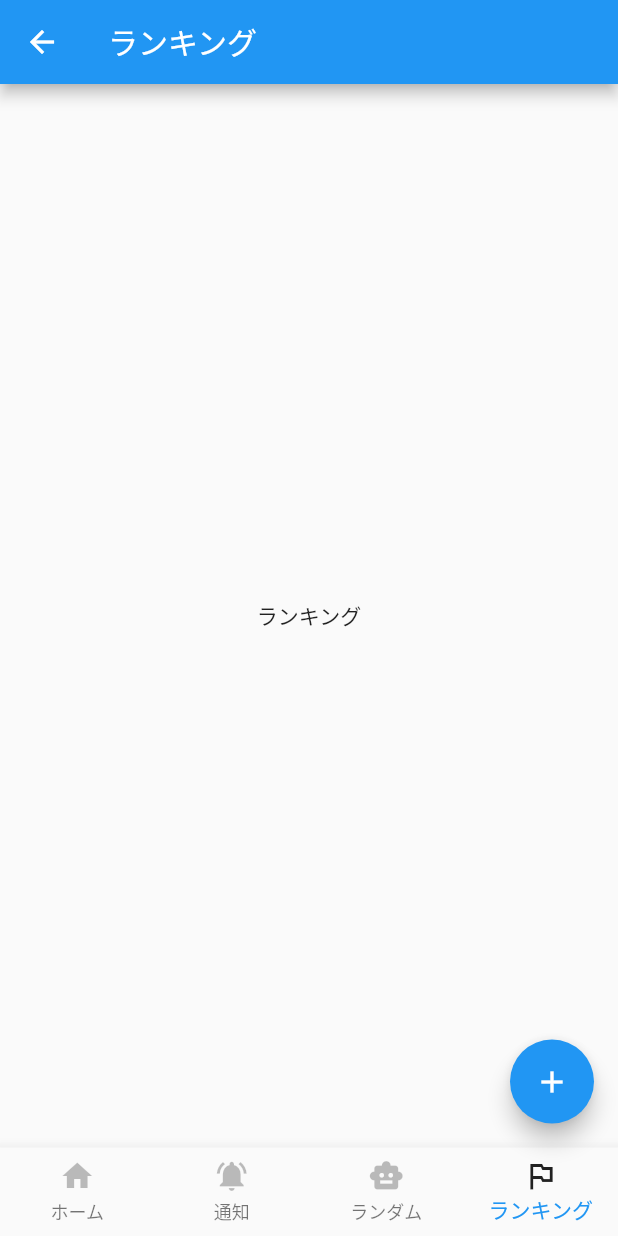
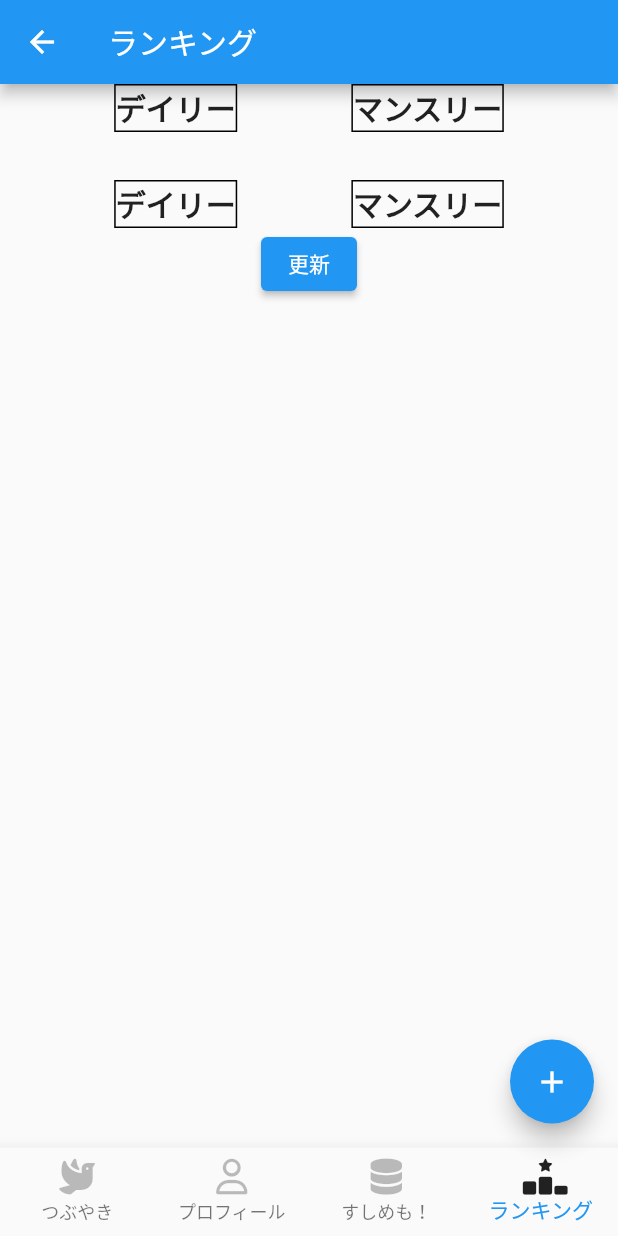
Before and after one commit to kawasaki-create/LocalSushiMemo, a Flutter app: the RootWidget screen opened directly with empty values, item 4 of the bottom bar chosen, on a phone screen of 412 x 824 dp. Run offline on Flutter 3.47's test engine with Material 2 defaults, Android fonts, the phone set to English and light mode, and no system bars; our stand-ins replace cloud_firestore, firebase_auth, firebase_core, font_awesome_flutter, like_button, material_design_icons_flutter; missing offline and left inert: universal_html; accounts and stored records are empty.

Commit message:
プロフ欄とランキング作成途中

```diff
--- a/lib/result.dart
+++ b/lib/result.dart
@@ -1,5 +1,7 @@
 import 'package:flutter/material.dart';
+import 'package:sushi_memo_sns/root.dart';
 import 'package:sushi_memo_sns/routes/roulette_route.dart';
+import 'package:firebase_auth/firebase_auth.dart';
 class casherResult extends StatefulWidget {
   casherResult(this.ateList);
   List ateList;
@@ -12,6 +14,8 @@ class casherResult extends StatefulWidget {
 class _casherResultState extends State<casherResult> {
   _casherResultState(this.ateList);
   List ateList;
+
+
 
   @override
   Widget build(BuildContext context) {
@@ -61,10 +65,12 @@ class _casherResultState extends State<casherResult> {
             ),
             Text('\n\n付与しました\n\n'),
             ElevatedButton(
-              child: Text('ログインページへ移動'),
-              onPressed: (){
+              child: Text('最初のページへ移動'),
+              onPressed: () async{
+                final user = FirebaseAuth.instance
+                .currentUser;
                 Navigator.push(context,MaterialPageRoute(
-                    builder:(context) => Roulette()
+                    builder:(context) => RootWidget(user!)
                 ));
               },
             ),
--- a/lib/root.dart
+++ b/lib/root.dart
@@ -1,11 +1,12 @@
 import 'package:firebase_auth/firebase_auth.dart';
 import 'package:firebase_core/firebase_core.dart';
 import 'package:flutter/material.dart';
-import 'package:sushi_memo_sns/routes/game_route.dart';
+import 'package:sushi_memo_sns/routes/rank_route.dart';
 import 'package:sushi_memo_sns/routes/home_route.dart';
 import 'package:sushi_memo_sns/routes/notice_route.dart';
 import 'package:sushi_memo_sns/routes/roulette_route.dart';
 import 'package:sushi_memo_sns/post_page.dart';
+import 'package:font_awesome_flutter/font_awesome_flutter.dart';
 
 class RootWidget extends StatefulWidget {
   // 引数からユーザー情報を受け取る
@@ -28,24 +29,24 @@ class _RootWidget extends State<RootWidget> {
 
   //アイコン情報
   static const _RootWidgetIcons = [
-    Icons.home,
-    Icons.notifications_active,
-    Icons.smart_toy,
-    Icons.outlined_flag,
+    FontAwesomeIcons.dove,
+    FontAwesomeIcons.user,
+    FontAwesomeIcons.database,
+    FontAwesomeIcons.rankingStar,
   ];
     //アイコン文字列
   static const _RootWidgetItemNames = [
-    'ホーム',
-    '通知',
-    'ランダム',
+    'つぶやき',
+    'プロフィール',
+    'すしめも！',
     'ランキング',
   ];
 
   var _routes = [
     Home(),
-    Notice(),
+    Profile(),
     Roulette(),
-    Game(),
+    Ranking(),
   ];
   @override
   void initState() {
--- a/lib/routes/game_route.dart
+++ /dev/null
@@ -1,14 +0,0 @@
-import 'package:flutter/material.dart';
-
-class Game extends StatelessWidget{
-  @override
-  Widget build(BuildContext context) {
-    return Scaffold(
-      appBar: AppBar(
-        title: Text("ランキング"),
-      ),
-      body: Center(child: Text("ランキング")
-      ),
-    );
-  }
-}
--- a/lib/routes/notice_route.dart
+++ b/lib/routes/notice_route.dart
@@ -1,15 +1,25 @@
 import 'package:flutter/material.dart';
 import 'package:firebase_auth/firebase_auth.dart';
 
-class Notice extends StatelessWidget{
+class Profile extends StatefulWidget {
 
+  @override
+  _ProfileState createState() => _ProfileState();
+}
+
+class _ProfileState extends State<Profile> {
   @override
   Widget build(BuildContext context) {
     return Scaffold(
       appBar: AppBar(
-        title: Text("通知"),
+        title: Text("プロフィール"),
       ),
-      body: Center(child: Text("Coming Soon")
+      body: Center(
+        child: Column(
+          children: [
+            Text(''),
+          ],
+        ),
       ),
     );
   }
--- /dev/null
+++ b/lib/routes/rank_route.dart
@@ -0,0 +1,112 @@
+import 'package:flutter/material.dart';
+import 'package:firebase_auth/firebase_auth.dart';
+import 'package:cloud_firestore/cloud_firestore.dart';
+
+
+class Ranking extends StatefulWidget {
+
+  @override
+  _RankingState createState() => _RankingState();
+}
+
+class _RankingState extends State<Ranking> {
+  List<DocumentSnapshot> pointList = [];
+
+  @override
+  Widget build(BuildContext context) {
+    return Scaffold(
+      appBar: AppBar(
+        title: Text("ランキング"),
+      ),
+      body: Container(
+        child: SingleChildScrollView(
+          child: Column(
+            children: [
+              Row(
+                mainAxisAlignment: MainAxisAlignment.spaceEvenly,
+                children: [
+                  Container(
+                    decoration: BoxDecoration(
+                      border: Border.all(
+                          color: Colors.black
+                      ),
+                    ),
+                    child: Text('デイリー',
+                      style: TextStyle(
+                        fontWeight: FontWeight.bold,
+                        fontSize: 20,
+                      ),
+                    ),
+                  ),
+                  Container(
+                    decoration: BoxDecoration(
+                      border: Border.all(
+                          color: Colors.black
+                      ),
+                    ),
+                    child: Text('マンスリー',
+                      style: TextStyle(
+                        fontWeight: FontWeight.bold,
+                        fontSize: 20,
+                      ),
+                    ),
+                  ),
+                ],
+              ),
+              Text('\n'),
+              Row(
+                mainAxisAlignment: MainAxisAlignment.spaceEvenly,
+                children: [
+                  Container(
+                    decoration: BoxDecoration(
+                      border: Border.all(
+                          color: Colors.black
+                      ),
+                    ),
+                    child: Text('デイリー',
+                      style: TextStyle(
+                        fontWeight: FontWeight.bold,
+                        fontSize: 20,
+                      ),
+                    ),
+                  ),
+                  Container(
+                    decoration: BoxDecoration(
+                      border: Border.all(
+                          color: Colors.black
+                      ),
+                    ),
+                    child: Text('マンスリー',
+                      style: TextStyle(
+                        fontWeight: FontWeight.bold,
+                        fontSize: 20,
+                      ),
+                    ),
+                  ),
+                ],
+              ),
+              Container(
+                alignment: Alignment.bottomCenter,
+                child: ElevatedButton(
+                  onPressed: () async{
+                    /*
+                     final snapshot =  FirebaseFirestore.instance
+                          .collection('Points')
+                          .orderBy("totalPoint", descending: true)
+                          .get();
+                     setState(() {
+                       pointList = snapshot.docs;
+                     });
+
+                     */
+                    },
+                  child: Text('更新'),
+                ),
+              ),
+            ],
+          ),
+        ),
+      ),
+    );
+  }
+}
--- a/lib/scrapingMenu.dart
+++ b/lib/scrapingMenu.dart
@@ -191,6 +191,7 @@ class _scrapingState extends State<scraping> {
                         final user =  await FirebaseAuth.instance
                           .currentUser;
                         final email = user?.email;
+                        final uid = user?.uid;
 
                         //食べたものリストの追記
                          await FirebaseFirestore.instance
@@ -205,8 +206,8 @@ class _scrapingState extends State<scraping> {
                          //もしデータがあれば合計ポイントを取得する。なければ新設
 
                         await FirebaseFirestore.instance
-                         .collection('Points')
-                         .doc(email)
+                         .collection('users')
+                         .doc(uid)
                          .get()
                          .then((snapshot){
                            if(snapshot.exists) {
@@ -218,8 +219,8 @@ class _scrapingState extends State<scraping> {
                         addPoint = ateList.length * 2;
                         totalPoint += addPoint;
                          await FirebaseFirestore.instance
-                        .collection('Points')
-                         .doc(email)
+                        .collection('users')
+                         .doc(uid)
                          .set({
                            'totalPoint': totalPoint
                          });
```
